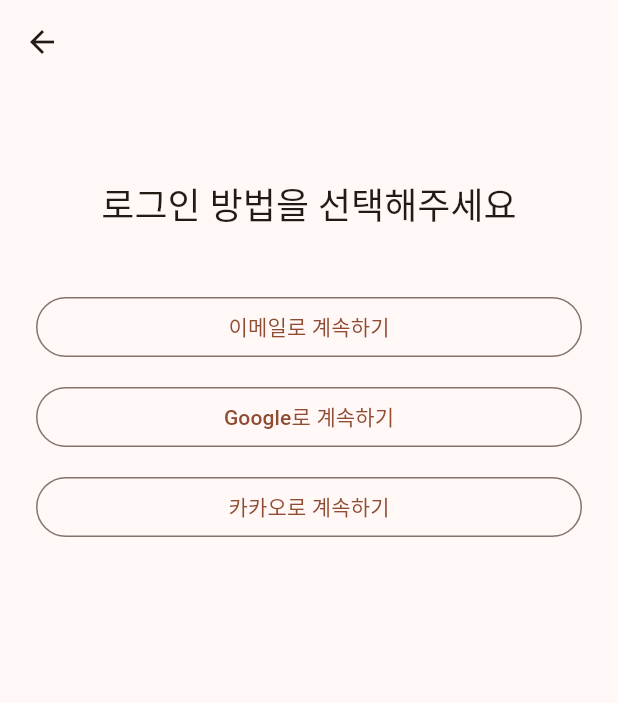
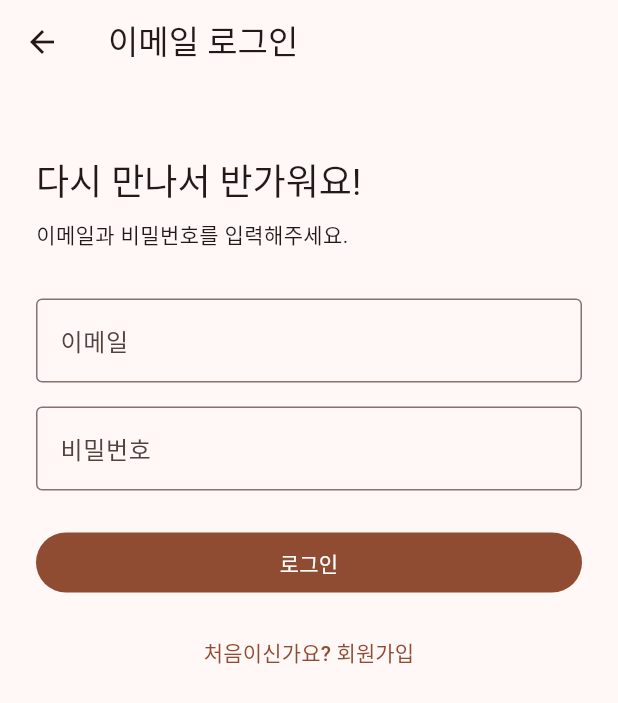
Before and after one commit to choyj358/munglog, a Flutter app: the LoginChoiceScreen screen opened directly, after a tap on "이메일로 계속하기", on a phone screen of 412 x 824 dp. Shown: the top 703 px of the screen. Run offline on Flutter 3.47's test engine with Material 3 defaults, Android fonts, the phone set to English and light mode, and no system bars.

Commit message:
feat: 이메일 로그인 및 회원가입 화면 구성

```diff
--- /dev/null
+++ b/frontend/lib/features/auth/presentation/email_login_screen.dart
@@ -0,0 +1,108 @@
+import 'package:flutter/material.dart';
+import 'package:frontend/features/auth/presentation/email_signup_screen.dart';
+
+class EmailLoginScreen extends StatefulWidget {
+  const EmailLoginScreen({super.key});
+
+  @override
+  State<EmailLoginScreen> createState() => _EmailLoginScreenState();
+}
+
+class _EmailLoginScreenState extends State<EmailLoginScreen> {
+  final _formKey = GlobalKey<FormState>();
+
+  void _login() {
+    final isValid = _formKey.currentState?.validate() ?? false;
+
+    if (!isValid) {
+      return;
+    }
+
+    // TODO: 이후 Spring Boot 로그인 API를 호출합니다.
+  }
+
+  @override
+  Widget build(BuildContext context) {
+    return Scaffold(
+      appBar: AppBar(title: const Text('이메일 로그인')),
+      body: SafeArea(
+        child: SingleChildScrollView(
+          padding: const EdgeInsets.all(24),
+          child: Form(
+            key: _formKey,
+            child: Column(
+              crossAxisAlignment: CrossAxisAlignment.stretch,
+              children: [
+                const SizedBox(height: 24),
+                Text(
+                  '다시 만나서 반가워요!',
+                  style: Theme.of(context).textTheme.headlineSmall,
+                ),
+                const SizedBox(height: 8),
+                const Text('이메일과 비밀번호를 입력해주세요.'),
+                const SizedBox(height: 32),
+                TextFormField(
+                  keyboardType: TextInputType.emailAddress,
+                  decoration: const InputDecoration(
+                    labelText: '이메일',
+                    hintText: 'example@email.com',
+                    border: OutlineInputBorder(),
+                  ),
+                  validator: (value) {
+                    final email = value?.trim() ?? '';
+
+                    if (email.isEmpty) {
+                      return '이메일을 입력해주세요.';
+                    }
+
+                    final emailPattern = RegExp(r'^[^@\s]+@[^@\s]+\.[^@\s]+$');
+
+                    if (!emailPattern.hasMatch(email)) {
+                      return '올바른 이메일 형식을 입력해주세요.';
+                    }
+
+                    return null;
+                  },
+                ),
+                const SizedBox(height: 16),
+                TextFormField(
+                  obscureText: true,
+                  decoration: const InputDecoration(
+                    labelText: '비밀번호',
+                    border: OutlineInputBorder(),
+                  ),
+                  validator: (value) {
+                    final password = value ?? '';
+
+                    if (password.isEmpty) {
+                      return '비밀번호를 입력해주세요.';
+                    }
+
+                    if (password.length < 8) {
+                      return '비밀번호는 8자 이상 입력해주세요.';
+                    }
+
+                    return null;
+                  },
+                ),
+                const SizedBox(height: 24),
+                FilledButton(onPressed: _login, child: const Text('로그인')),
+                const SizedBox(height: 12),
+                TextButton(
+                  onPressed: () {
+                    Navigator.of(context).push(
+                      MaterialPageRoute<void>(
+                        builder: (context) => const EmailSignupScreen(),
+                      ),
+                    );
+                  },
+                  child: const Text('처음이신가요? 회원가입'),
+                ),
+              ],
+            ),
+          ),
+        ),
+      ),
+    );
+  }
+}
--- a/frontend/lib/features/auth/presentation/login_choice_screen.dart
+++ b/frontend/lib/features/auth/presentation/login_choice_screen.dart
@@ -1,4 +1,5 @@
 import 'package:flutter/material.dart';
+import 'package:frontend/features/auth/presentation/email_login_screen.dart';
 
 class LoginChoiceScreen extends StatelessWidget {
   const LoginChoiceScreen({super.key});
@@ -20,7 +21,16 @@ class LoginChoiceScreen extends StatelessWidget {
                 style: Theme.of(context).textTheme.headlineSmall,
               ),
               const SizedBox(height: 40),
-              OutlinedButton(onPressed: () {}, child: const Text('이메일로 계속하기')),
+              OutlinedButton(
+                onPressed: () {
+                  Navigator.of(context).push(
+                    MaterialPageRoute<void>(
+                      builder: (context) => const EmailLoginScreen(),
+                    ),
+                  );
+                },
+                child: const Text('이메일로 계속하기'),
+              ),
               const SizedBox(height: 12),
               OutlinedButton(
                 onPressed: () {},
```
Also changed, not shown: frontend/lib/features/auth/presentation/email_signup_screen.dart (added, +124 -0 lines), 1 other file.
